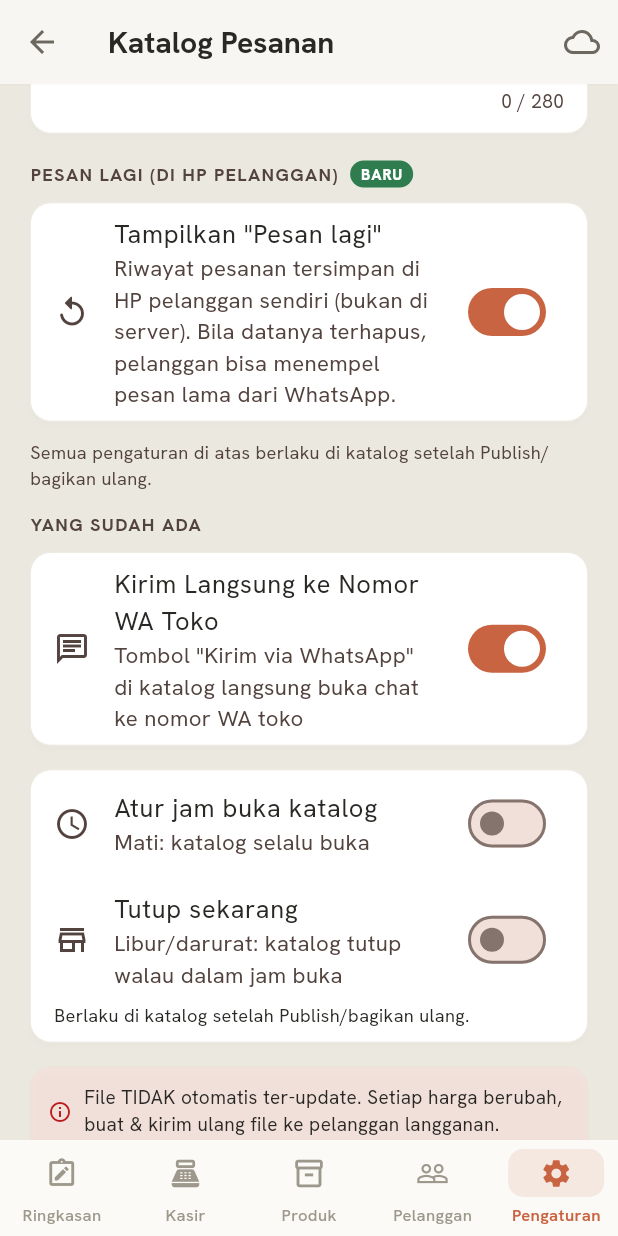
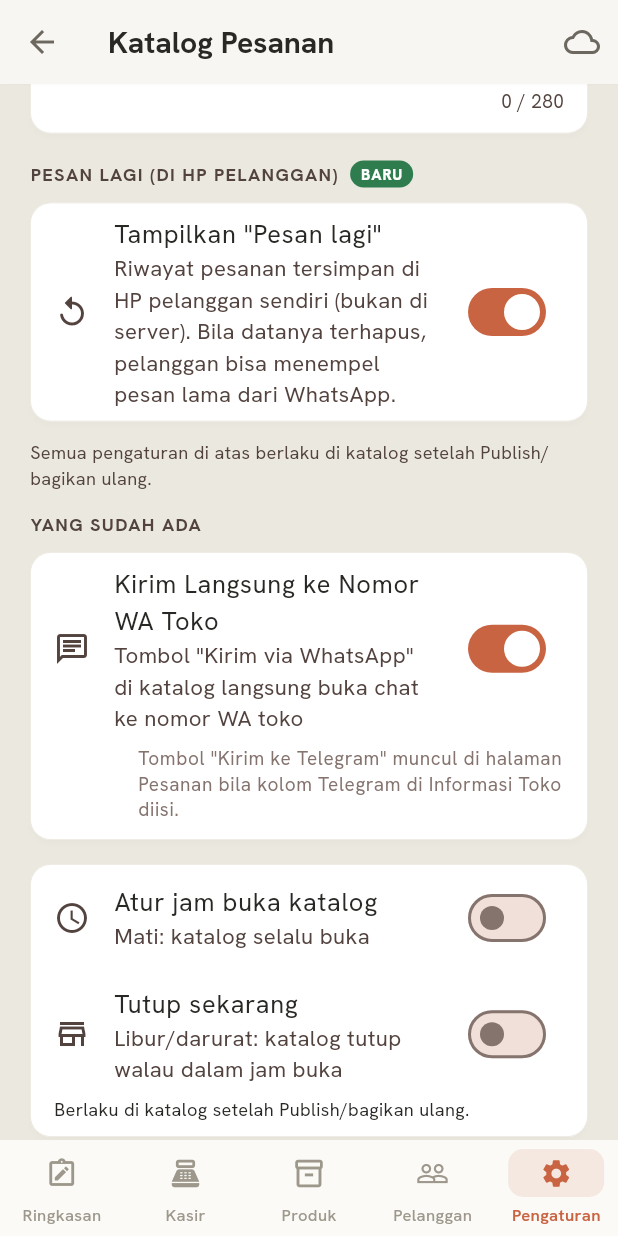
Before and after one commit to Ikanuri/The-POS, a Flutter app: the OrderShareScreen screen opened by its route, scrolled down 1152 dp, on a phone screen of 412 x 824 dp. Run offline on Flutter 3.47's test engine with Material 3 defaults, Android fonts, the phone set to English and light mode, and no system bars; our stand-ins replace barcode_widget, drift, file_picker, fl_chart, flutter_riverpod, flutter_secure_storage and 9 more; missing offline and left inert: cryptography, encrypt, esc_pos_utils_plus, excel, mobile_scanner, network_info_plus and 3 more; accounts and stored records are empty; generated files the repository leaves out were written again; network calls fail; key blocks and very long unbroken strings in the code were emptied for the run.

Commit message:
feat(pengaturan): katalog meneruskan kolom Telegram Informasi Toko + teks bantu tombol Kirim ke Telegram
Co-Authored-By: Claude Sonnet 5.5 <noreply@anthropic.com>
Claude-Session: https://claude.ai/code/session_01K3Xa9oPwQBe38woSsR5uQZ

```diff
--- a/lib/features/pengaturan/order_share_screen.dart
+++ b/lib/features/pengaturan/order_share_screen.dart
@@ -84,6 +84,7 @@ class _OrderShareScreenState extends ConsumerState<OrderShareScreen> {
     final device = ref.read(deviceProvider);
     final storeName = (await db.getSetting('store_name'))?.trim();
     final storeWhatsapp = (await db.getSetting('store_whatsapp'))?.trim() ?? '';
+    final storeTelegram = (await db.getSetting('store_telegram'))?.trim() ?? '';
     final name =
         (storeName == null || storeName.isEmpty) ? device.storeName : storeName;
     final waDirect = ref.read(_waDirectProvider).valueOrNull ?? true;
@@ -91,6 +92,7 @@ class _OrderShareScreenState extends ConsumerState<OrderShareScreen> {
       db: db,
       storeName: name,
       storeWhatsapp: storeWhatsapp,
+      storeTelegram: storeTelegram,
       waDirect: waDirect,
     );
     if (mounted) {
@@ -647,7 +649,10 @@ class _OrderShareScreenState extends ConsumerState<OrderShareScreen> {
           Card(
             child: Builder(builder: (context) {
               final waDirect = ref.watch(_waDirectProvider).valueOrNull ?? true;
-              return SwitchListTile(
+              return Column(
+                mainAxisSize: MainAxisSize.min,
+                children: [
+                  SwitchListTile(
                     secondary: const Icon(Icons.chat_outlined),
                     title: const Text('Kirim Langsung ke Nomor WA Toko'),
                     subtitle: Text(waDirect
@@ -661,6 +666,20 @@ class _OrderShareScreenState extends ConsumerState<OrderShareScreen> {
                       await db.setSetting('katalog_wa_direct', v ? '1' : '0');
                       ref.invalidate(_waDirectProvider);
                     },
+                  ),
+                  Padding(
+                    padding: const EdgeInsets.fromLTRB(72, 0, 16, 12),
+                    child: Align(
+                      alignment: Alignment.centerLeft,
+                      child: Text(
+                        'Tombol "Kirim ke Telegram" muncul di halaman Pesanan '
+                        'bila kolom Telegram di Informasi Toko diisi.',
+                        style: Theme.of(context).textTheme.bodySmall?.copyWith(
+                            color: Theme.of(context).colorScheme.outline),
+                      ),
+                    ),
+                  ),
+                ],
               );
             }),
           ),
```
Lines whose indentation alone changed are shown as unchanged.
